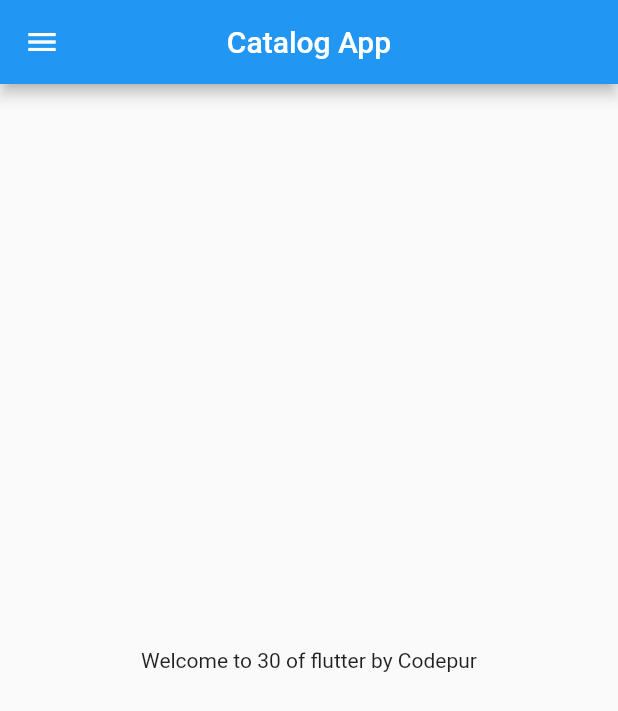
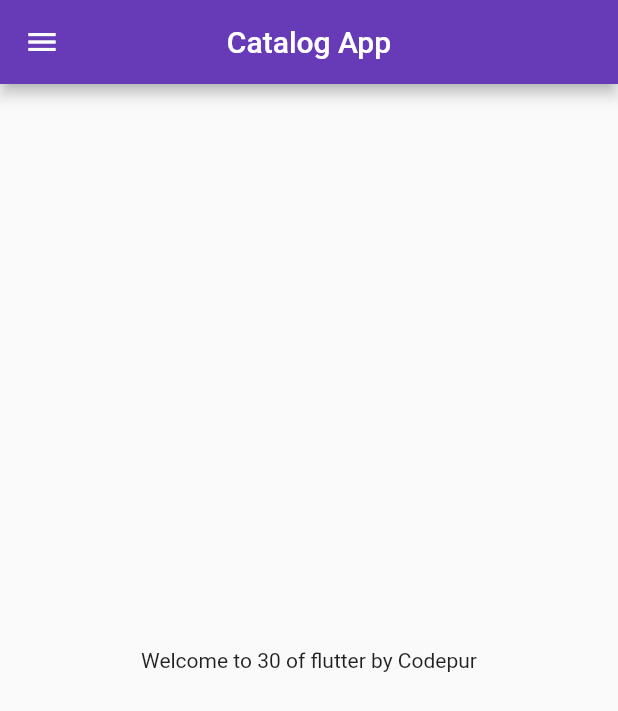
Before and after one commit to yadavcodes0/Flutter_catalog_app, a Flutter app: the screen it shows after launch, on a phone screen of 412 x 824 dp. Shown: the top 711 px of the screen. Run offline on Flutter 3.47's test engine with Material 2 defaults, Android fonts, the phone set to English and light mode, and no system bars.

Commit message:
daye completed

```diff
--- a/lib/main.dart
+++ b/lib/main.dart
@@ -1,8 +1,12 @@
 import 'package:catalog_f/pages/home_page.dart';
+import 'package:catalog_f/pages/login_page.dart';
 import 'package:flutter/material.dart';
 
+
 void main() {
-  runApp(const MyApp());
+  runApp(
+    const MyApp(),
+  );
 }
 
 // ignore: must_be_immutable
@@ -11,9 +15,24 @@
 
   @override
   Widget build(BuildContext context) {
-    return const MaterialApp(
+    return MaterialApp(
+      theme: ThemeData(
+        useMaterial3: false,
+        primarySwatch: Colors.deepPurple,
+      ),
+      themeMode: ThemeMode.light,
+      darkTheme: ThemeData(
+        brightness: Brightness.dark,
+        primarySwatch: Colors.red,
+      ),
       debugShowCheckedModeBanner: false,
-      home: HomePage(),
+      // home: HomePage(),
+      initialRoute: "/home",
+      routes: {
+        "/": (context) => const LoginPage(),
+        "/home":(context) => const HomePage(),
+        "/login":(context) => const LoginPage(),
+      },
     );
   }
 }
--- a/lib/pages/home_page.dart
+++ b/lib/pages/home_page.dart
@@ -15,9 +15,7 @@
         title: const Text("Catalog App"),
       ),
       body: Center(
-        child: Text(
-          "Welcome to $days of flutter by $name",
-        ),
+        child: Text("Welcome to $days of flutter by $name"),
       ),
       drawer: const Drawer(),
     );
```
Also changed, not shown: lib/pages/login_page.dart (added, +18 -0 lines).
